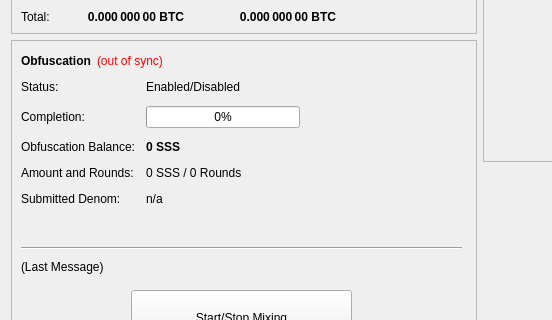
Qt form src/qt/forms/overviewpage.ui (1776Token/1776) before a commit; both pictures show x 0 to 552 and y 182 to 502 of the 960 by 615 pixel window.
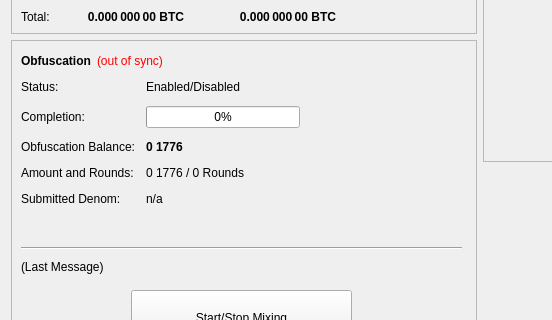
The same form after that commit.

```diff
--- a/src/qt/forms/overviewpage.ui
+++ b/src/qt/forms/overviewpage.ui
@@ -474,7 +474,7 @@
               </font>
              </property>
              <property name="text">
-              <string notr="true">0 SSS</string>
+              <string notr="true">0 1776</string>
              </property>
             </widget>
            </item>
@@ -488,7 +488,7 @@
            <item row="3" column="1">
             <widget class="QLabel" name="labelAmountRounds">
              <property name="text">
-              <string>0 SSS / 0 Rounds</string>
+              <string>0 1776 / 0 Rounds</string>
              </property>
             </widget>
            </item>
```
Left out of the diff: 6 changed lines with no effect on the pictures.
